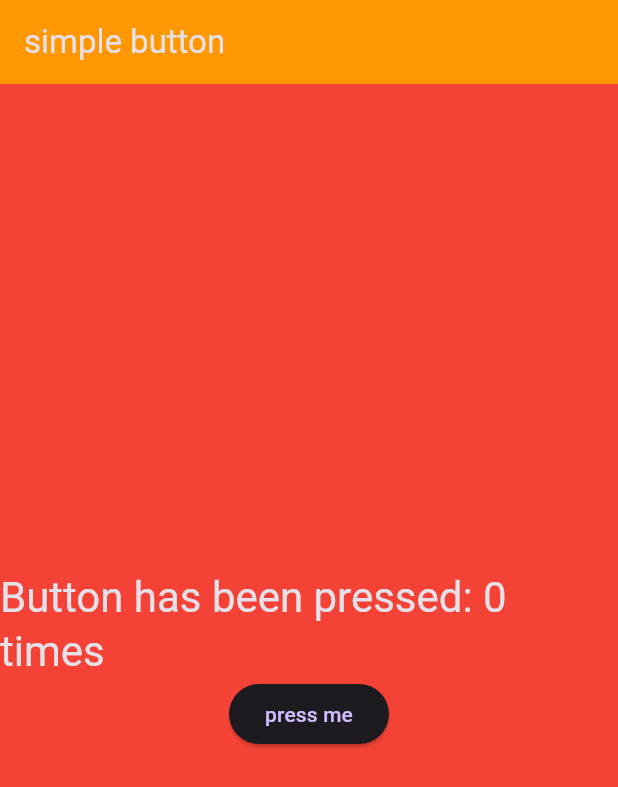
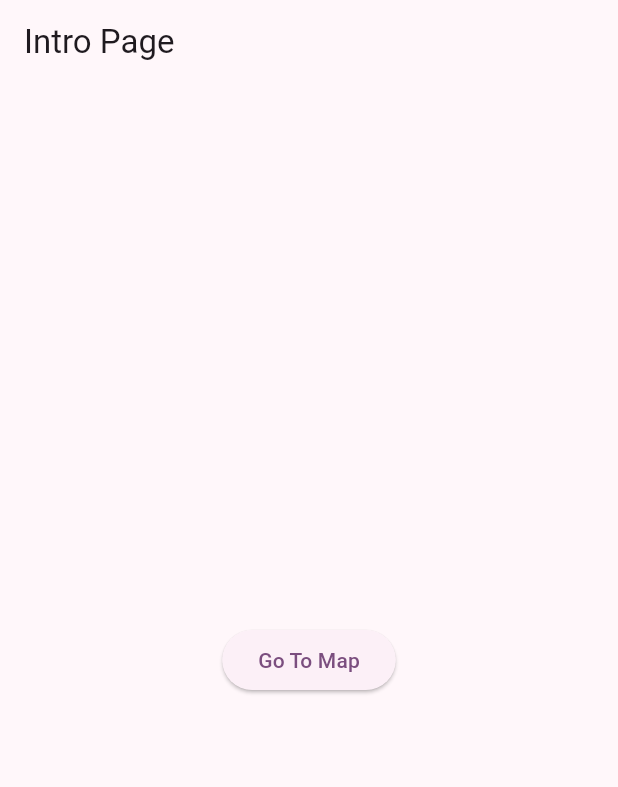
Before and after one commit to Taif-Kurji/geostash, a Flutter app: the screen it shows after launch, on a phone screen of 412 x 824 dp. Shown: the top 787 px of the screen. Run offline on Flutter 3.47's test engine with Material 3 defaults, Android fonts, the phone set to English and light mode, and no system bars; our stand-ins replace google_maps_flutter.

Commit message:
klar med millstolpe 3

```diff
--- /dev/null
+++ b/myapp/lib/intro_page.dart
@@ -0,0 +1,31 @@
+import 'package:flutter/material.dart';
+import 'map_page.dart';
+
+class IntroPage extends StatefulWidget {
+  const IntroPage({super.key});
+
+  @override
+  State<IntroPage> createState() => _IntroPageState();
+}
+
+class _IntroPageState extends State<IntroPage> {
+  @override
+  Widget build(BuildContext context) {
+    return Scaffold(
+      appBar: AppBar(title: const Text('Intro Page')),
+      body: Center(
+        child: ElevatedButton(
+          onPressed: () {
+            Navigator.push(
+              context,
+              MaterialPageRoute(
+                builder: (context) => const MapPage(),
+              ),
+            );
+          },
+          child: const Text('Go To Map'),
+        ),
+      ),
+    );
+  }
+}
--- a/myapp/lib/main.dart
+++ b/myapp/lib/main.dart
@@ -1,68 +1,22 @@
+
 import 'package:flutter/material.dart';
+import 'intro_page.dart';
 
-void main() {
-  runApp(const MyApp());
-}
+void main() => runApp(const GeoStashApp());
 
-class MyApp extends StatelessWidget {
-  const MyApp({super.key});
-
-  // This widget is the root of your application.
-  @override
-  Widget build(BuildContext context) {
-    return MaterialApp(title: "my app",
-    theme: ThemeData(
-        brightness: Brightness.dark,
-        primarySwatch: Colors.purple,
-        scaffoldBackgroundColor: Colors.red,
-      ),
-     home: StartPage(title: "simple button"));
-  }
-  }
-
-
-class StartPage extends StatefulWidget {
-  final dynamic title;
-  const StartPage({super.key, required this.title});
-
-
-
-  @override
-  State<StartPage> createState() => _StartPageState();
-}
-
-
-class _StartPageState extends State<StartPage> {
-  int _counter = 0;
-  void _incrementCounter() {
-    setState(() {
-      _counter++;
-    });
-  }
+class GeoStashApp extends StatelessWidget {
+  const GeoStashApp({super.key});
 
   @override
   Widget build(BuildContext context) {
-    return Scaffold(appBar: AppBar(
-        title: Text(widget.title),
-        backgroundColor: Colors.orange,
+    return MaterialApp(
+        debugShowCheckedModeBanner: false,
+      title: 'GeoStash',
+      theme: ThemeData(
+        colorScheme: ColorScheme.fromSeed(seedColor: Colors.purple),
+        useMaterial3: true,
       ),
-      body: Center(
-        child: Column(
-          mainAxisAlignment: MainAxisAlignment.center,
-          children: [
-             Text(
-              'Button has been pressed: $_counter times',
-              style: Theme.of(context).textTheme.headlineMedium
-            ),
-
-
-            ElevatedButton(
-              onPressed: _incrementCounter,
-              child: const Text('press me'),
-            ),
-          ],
-        ),
-      ),
+      home: const IntroPage(),
     );
   }
 }
--- a/myapp/pubspec.yaml
+++ b/myapp/pubspec.yaml
@@ -30,6 +30,11 @@ environment:
 dependencies:
   flutter:
     sdk: flutter
+  google_maps_flutter: ^2.7.0
+  provider: ^6.1.2
+  flutter_localizations:
+    sdk: flutter
+
 
   # The following adds the Cupertino Icons font to your application.
   # Use with the CupertinoIcons class for iOS style icons.
@@ -56,6 +61,7 @@ flutter:
   # included with your application, so that you can use the icons in
   # the material Icons class.
   uses-material-design: true
+  generate: true
 
   # To add assets to your application, add an assets section, like this:
   # assets:
```
Also changed, not shown: myapp/lib/map_page.dart (added, +40 -0 lines), myapp/pubspec.lock, 5 other files.
